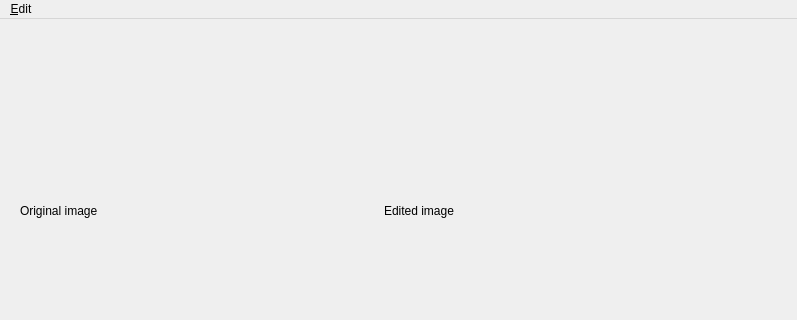
MrCabbageStick/Grafika-i-Przetwarzanie-Obrazow, file mainwindow.ui: the form before one commit; both pictures show x 0 to 797 and y 0 to 320 of the 797 by 706 pixel window.
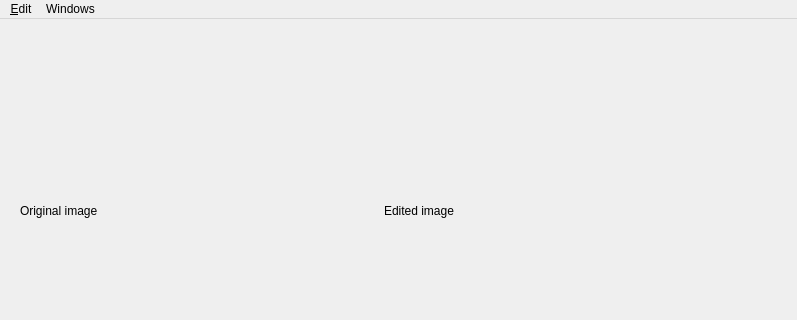
The form after the commit.

The edit to the form file:
```diff
--- a/mainwindow.ui
+++ b/mainwindow.ui
@@ -170,7 +170,14 @@
     <addaction name="actionHSL"/>
     <addaction name="actionLAB"/>
    </widget>
+   <widget class="QMenu" name="menuWindows">
+    <property name="title">
+     <string>Windows</string>
+    </property>
+    <addaction name="actionHistogram"/>
+   </widget>
    <addaction name="menu_Edit"/>
+   <addaction name="menuWindows"/>
   </widget>
   <widget class="QStatusBar" name="statusbar"/>
   <action name="actionHSL">
```
Left out of the diff: 5 changed lines with no effect on the pictures.
